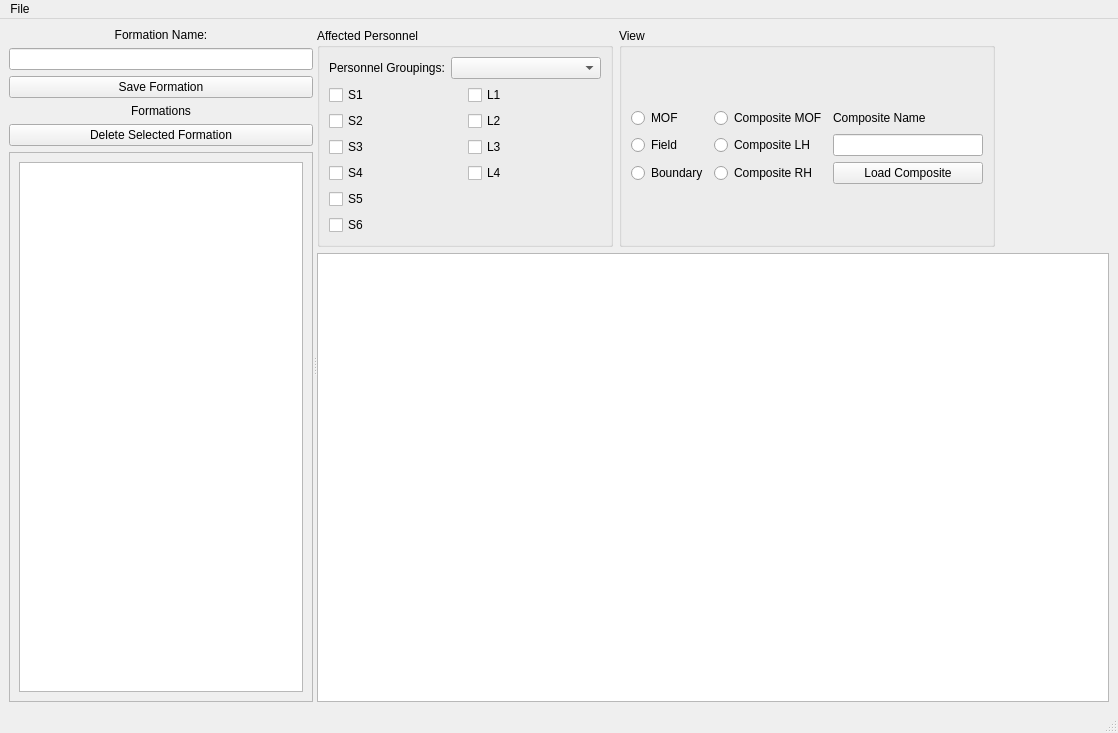
Old version of the form PyQtGUI/offense_editor.ui in the repository Aceplace/ScoutcardMaker3.
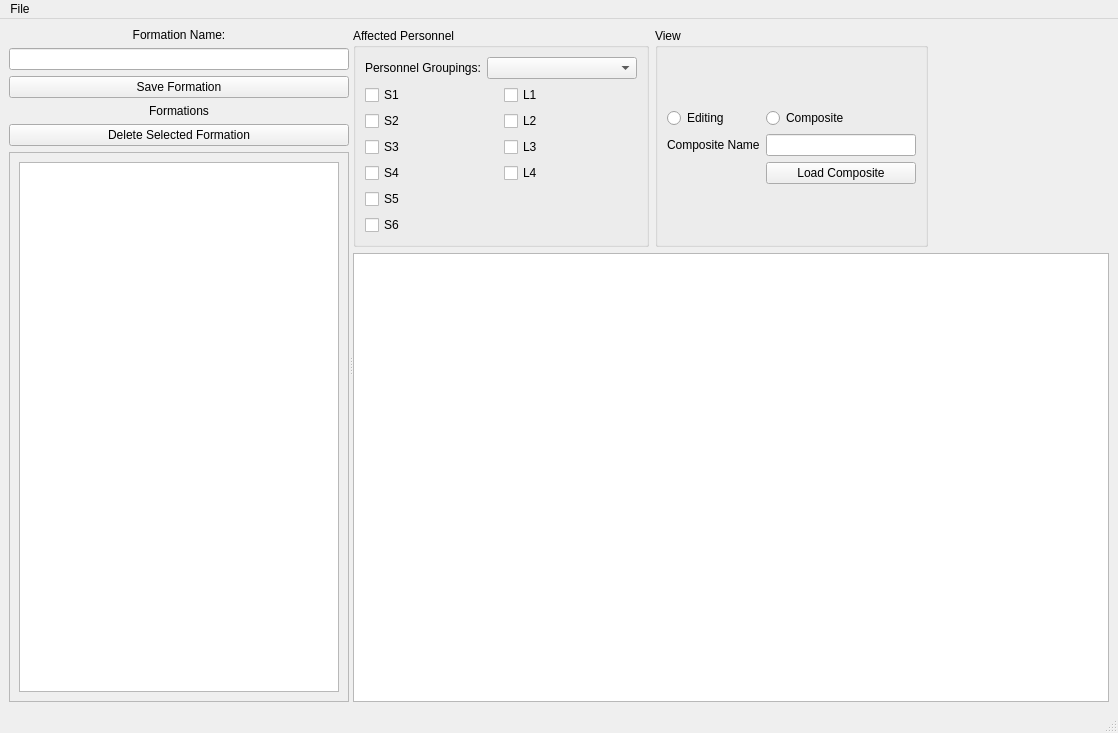
New version of the form.

Commit message: Put all three formation views in the same frame at the same time. Don't have to switch between them now.

```diff
--- a/PyQtGUI/offense_editor.ui
+++ b/PyQtGUI/offense_editor.ui
@@ -206,42 +206,28 @@
             <layout class="QGridLayout" name="gridLayout_3">
              <item row="0" column="0">
               <layout class="QGridLayout" name="gridLayout_2">
-               <item row="0" column="0">
-                <widget class="QRadioButton" name="rb_mof">
-                 <property name="text">
-                  <string>MOF</string>
-                 </property>
-                </widget>
-               </item>
                <item row="0" column="1">
                 <widget class="QRadioButton" name="rb_composite_mof">
                  <property name="text">
-                  <string>Composite MOF</string>
+                  <string>Composite</string>
                  </property>
                 </widget>
                </item>
-               <item row="0" column="2">
+               <item row="1" column="0">
                 <widget class="QLabel" name="label_5">
                  <property name="text">
                   <string>Composite Name</string>
                  </property>
                 </widget>
                </item>
-               <item row="1" column="0">
-                <widget class="QRadioButton" name="rb_field">
+               <item row="0" column="0">
+                <widget class="QRadioButton" name="rb_editing">
                  <property name="text">
-                  <string>Field</string>
+                  <string>Editing</string>
                  </property>
                 </widget>
                </item>
                <item row="1" column="1">
-                <widget class="QRadioButton" name="rb_composite_lh">
-                 <property name="text">
-                  <string>Composite LH</string>
-                 </property>
-                </widget>
-               </item>
-               <item row="1" column="2">
                 <widget class="QLineEdit" name="edit_composite">
                  <property name="enabled">
                   <bool>true</bool>
@@ -260,21 +246,7 @@
                  </property>
                 </widget>
                </item>
-               <item row="2" column="0">
-                <widget class="QRadioButton" name="rb_boundary">
-                 <property name="text">
-                  <string>Boundary</string>
-                 </property>
-                </widget>
-               </item>
                <item row="2" column="1">
-                <widget class="QRadioButton" name="rb_composite_rh">
-                 <property name="text">
-                  <string>Composite RH</string>
-                 </property>
-                </widget>
-               </item>
-               <item row="2" column="2">
                 <widget class="QPushButton" name="btn_load_composite">
                  <property name="text">
                   <string>Load Composite</string>
```
Left out of the diff: 2 changed lines with no effect on the pictures. The commit also changes 2 other files.
